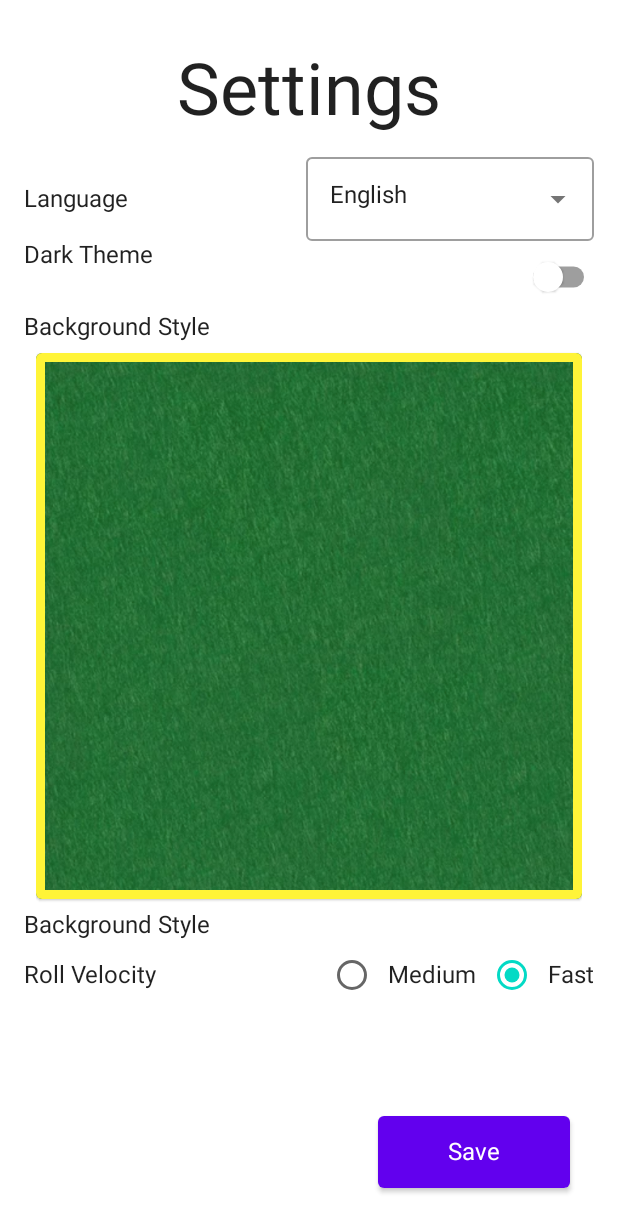
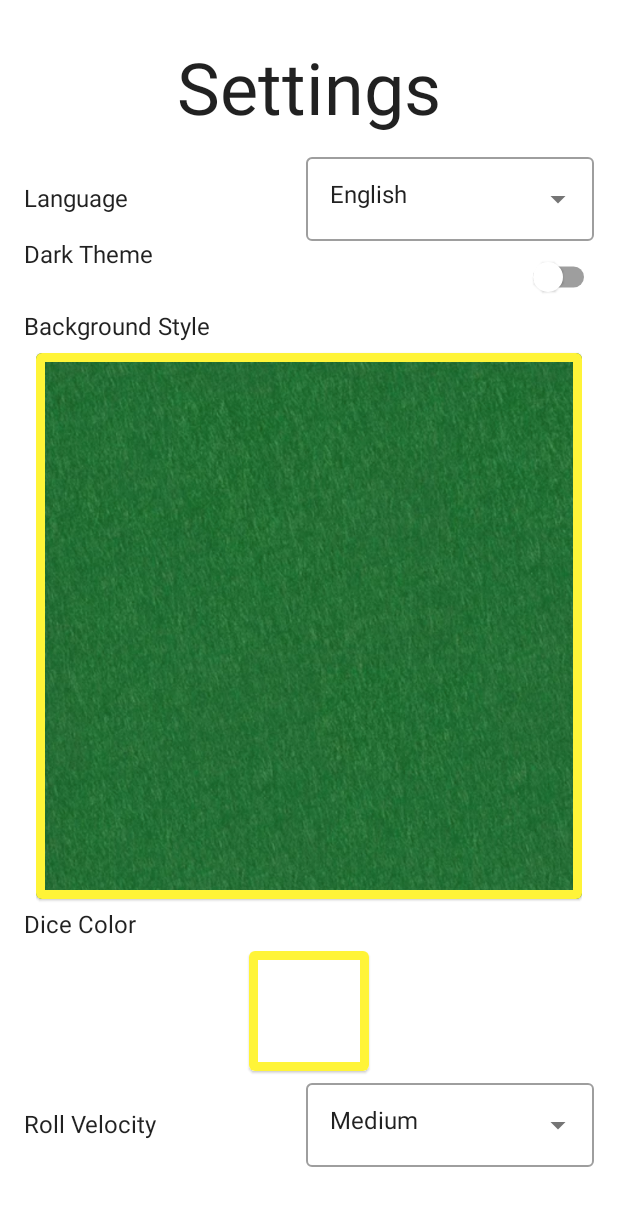
Before and after one commit to lioia/Yahtzee-MP, an Android app built with Jetpack Compose: the screen it shows after launch (MainActivity), after a tap on "Settings", on a phone screen of 412 x 824 dp. Shown: the top 1232 px of the screen. Run offline under Robolectric (Android 15) with nearby library versions, the phone set to English and light mode, and no system bars; our stand-ins replace accompanist.

Commit message:
Play Layout

```diff
--- a/app/build.gradle
+++ b/app/build.gradle
@@ -65,4 +65,6 @@ dependencies {
 
     implementation "androidx.compose.ui:ui-util:$compose_version"
     implementation "com.google.accompanist:accompanist-pager:0.24.9-beta"
+
+    implementation 'io.github.sceneview:sceneview:0.6.0'
 }
--- a/app/src/main/java/me/lioironzello/yahtzee/MainActivity.kt
+++ b/app/src/main/java/me/lioironzello/yahtzee/MainActivity.kt
@@ -1,6 +1,8 @@
 package me.lioironzello.yahtzee
 
+import android.app.ActivityManager
 import android.content.Context
+import android.content.pm.ConfigurationInfo
 import android.os.Bundle
 import androidx.activity.ComponentActivity
 import androidx.activity.compose.setContent
@@ -23,6 +25,16 @@ import java.util.*
 @ExperimentalMaterialApi
 class MainActivity : ComponentActivity() {
     override fun onCreate(savedInstanceState: Bundle?) {
+        // Getting OpenGL ES Version
+        // From https://android.googlesource.com/platform/cts/+/73e3f96/tests/tests/graphics/src/android/opengl/cts/OpenGlEsVersionTest.java
+        val activityManager =
+            applicationContext.getSystemService(Context.ACTIVITY_SERVICE) as ActivityManager
+        val configurationInfo = activityManager.deviceConfigurationInfo
+        val glVersion =
+            if (configurationInfo.reqGlEsVersion != ConfigurationInfo.GL_ES_VERSION_UNDEFINED) {
+                (configurationInfo.reqGlEsVersion and 0xffff0000.toInt()) shr 16
+            } else 1
+
         val sharedPreferences = getSharedPreferences("settings", Context.MODE_PRIVATE)
         // Getting settings from SharedPreferences
         val defaultLanguage =
@@ -34,7 +46,8 @@ class MainActivity : ComponentActivity() {
         resources.configuration.setLocale(Locale(language))
         val backgroundColor = Background.values()[sharedPreferences.getInt("background", 0)]
         val dice = Dice.values()[sharedPreferences.getInt("dice", 0)]
-        val diceVelocity = DiceVelocity.values()[sharedPreferences.getInt("diceVelocity", 1)]
+        var diceVelocity = DiceVelocity.values()[sharedPreferences.getInt("diceVelocity", 0)]
+        if (glVersion != 3 && diceVelocity == DiceVelocity.Slow) diceVelocity = DiceVelocity.Medium
 
         super.onCreate(savedInstanceState)
         setContent {
@@ -45,6 +58,7 @@ class MainActivity : ComponentActivity() {
             settings.background = backgroundColor
             settings.dice = dice
             settings.diceVelocity = diceVelocity
+            settings.glVersion = glVersion
 
             YahtzeeTheme(settings.darkTheme) {
                 // A surface container using the 'background' color from the theme
@@ -60,4 +74,4 @@ class MainActivity : ComponentActivity() {
 }
 
 // TODO(add faster velocity, move to Dice model class)
-enum class DiceVelocity { Medium, Fast }
+enum class DiceVelocity { Slow, Medium, Fast }
--- a/app/src/main/java/me/lioironzello/yahtzee/ui/model/SettingsModel.kt
+++ b/app/src/main/java/me/lioironzello/yahtzee/ui/model/SettingsModel.kt
@@ -49,4 +49,7 @@ class SettingsModel : Parcelable {
         set(value) {
             _diceVelocity.value = value
         }
+
+    @IgnoredOnParcel
+    var glVersion: Int = 1
 }
--- a/app/src/main/java/me/lioironzello/yahtzee/ui/screen/MainLayout.kt
+++ b/app/src/main/java/me/lioironzello/yahtzee/ui/screen/MainLayout.kt
@@ -6,7 +6,6 @@ import androidx.compose.material.icons.Icons
 import androidx.compose.material.icons.outlined.HelpOutline
 import androidx.compose.material.icons.outlined.Settings
 import androidx.compose.runtime.Composable
-import androidx.compose.runtime.MutableState
 import androidx.compose.ui.Alignment
 import androidx.compose.ui.Modifier
 import androidx.compose.ui.res.stringResource
@@ -26,7 +25,7 @@ fun MainLayout(settingsModel: SettingsModel) {
         Screens.Settings -> SettingsLayout(settingsModel)
         Screens.PreviousGames -> TODO()
         Screens.Tutorial -> TODO()
-        Screens.Play -> TODO()
+        Screens.Play -> PlayLayout(settingsModel)
     }
 }
 
@@ -55,7 +54,7 @@ fun Home() {
         )
         Spacer(modifier = Modifier.height(128.dp))
         Button(
-            onClick = { /*TODO*/ }, modifier = Modifier
+            onClick = { ScreenRouter.navigateTo(Screens.Play) }, modifier = Modifier
                 .width(192.dp)
                 .height(64.dp), elevation = ButtonDefaults.elevation(8.dp)
         ) {
--- a/app/src/main/java/me/lioironzello/yahtzee/ui/screen/SettingsLayout.kt
+++ b/app/src/main/java/me/lioironzello/yahtzee/ui/screen/SettingsLayout.kt
@@ -2,10 +2,7 @@ package me.lioironzello.yahtzee.ui.screen
 
 import android.content.Context
 import androidx.activity.compose.BackHandler
-import androidx.compose.foundation.BorderStroke
-import androidx.compose.foundation.Image
-import androidx.compose.foundation.border
-import androidx.compose.foundation.clickable
+import androidx.compose.foundation.*
 import androidx.compose.foundation.layout.*
 import androidx.compose.material.*
 import androidx.compose.runtime.*
@@ -26,6 +23,7 @@ import me.lioironzello.yahtzee.DiceVelocity
 import me.lioironzello.yahtzee.R
 import me.lioironzello.yahtzee.ui.model.SettingsModel
 import me.lioironzello.yahtzee.ui.theme.Background
+import me.lioironzello.yahtzee.ui.theme.Dice
 import kotlin.math.absoluteValue
 
 @ExperimentalPagerApi
@@ -36,6 +34,7 @@ fun SettingsLayout(settingsModel: SettingsModel) {
 
     val languages = mapOf("en" to "English", "it" to "Italiano")
     var languageExpanded by remember { mutableStateOf(false) }
+    var velocityExpanded by remember { mutableStateOf(false) }
 
     val language = rememberSaveable { mutableStateOf(settingsModel.language) }
     val darkTheme = rememberSaveable { mutableStateOf(settingsModel.darkTheme) }
@@ -125,15 +124,10 @@ fun SettingsLayout(settingsModel: SettingsModel) {
                     }
             ) {
                 val bg = Background.values()[page]
-                val border = if (bg == background.value) 6.dp else 0.dp
+                val borderColor = if (bg == background.value) Color(255, 244, 56) else Color.Black
                 Box(
                     modifier = Modifier
-                        .border(
-                            BorderStroke(
-                                border,
-                                Color(255, 244, 56)
-                            )
-                        )
+                        .border(6.dp, borderColor)
                         .clickable { background.value = bg }
                 ) {
                     when (bg) {
@@ -162,70 +156,46 @@ fun SettingsLayout(settingsModel: SettingsModel) {
             }
         }
         // Dice Color
-        Text(stringResource(R.string.background_style), style = MaterialTheme.typography.body1)
-        // TODO(dice color)
-//        HorizontalPager(count = Background.values().size, modifier = Modifier.padding(8.dp)) { page ->
-//            Card(
-//                Modifier
-//                    .graphicsLayer {
-//                        // Calculate the absolute offset for the current page from the
-//                        // scroll position. We use the absolute value which allows us to mirror
-//                        // any effects for both directions
-//                        val pageOffset = calculateCurrentOffsetForPage(page).absoluteValue
-//
-//                        // We animate the scaleX + scaleY, between 85% and 100%
-//                        lerp(
-//                            start = 0.85f,
-//                            stop = 1f,
-//                            fraction = 1f - pageOffset.coerceIn(0f, 1f)
-//                        ).also { scale ->
-//                            scaleX = scale
-//                            scaleY = scale
-//                        }
-//
-//                        // We animate the alpha, between 50% and 100%
-//                        alpha = lerp(
-//                            start = 0.5f,
-//                            stop = 1f,
-//                            fraction = 1f - pageOffset.coerceIn(0f, 1f)
-//                        )
-//                    }
-//            ) {
-//                val bg = Background.values()[page]
-//                val border = if (bg == background.value) 6.dp else 0.dp
-//                Box(
-//                    modifier = Modifier.border(
-//                        BorderStroke(
-//                            border,
-//                            Color(255, 244, 56)
-//                        )
-//                    ).clickable { background.value = bg }
-//                ) {
-//                    when (bg) {
-//                        Background.White -> Image(
-//                            painter = painterResource(R.drawable.green),
-//                            contentDescription = "Green"
-//                        )
-//                        Background.Black -> Image(
-//                            painter = painterResource(R.drawable.green),
-//                            contentDescription = "Green"
-//                        )
-//                        Background.Blue -> Image(
-//                            painter = painterResource(R.drawable.green),
-//                            contentDescription = "Green"
-//                        )
-//                        Background.Green -> Image(
-//                            painter = painterResource(R.drawable.green),
-//                            contentDescription = "Green"
-//                        )
-//                        Background.Wood -> Image(
-//                            painter = painterResource(R.drawable.green),
-//                            contentDescription = "Green"
-//                        )
-//                    }
-//                }
-//            }
-//        }
+        Text(stringResource(R.string.dice_color), style = MaterialTheme.typography.body1)
+        HorizontalPager(count = Dice.values().size, modifier = Modifier.padding(8.dp)) { page ->
+            Card(
+                Modifier
+                    .graphicsLayer {
+                        // Calculate the absolute offset for the current page from the
+                        // scroll position. We use the absolute value which allows us to mirror
+                        // any effects for both directions
+                        val pageOffset = calculateCurrentOffsetForPage(page).absoluteValue
+
+                        // We animate the scaleX + scaleY, between 85% and 100%
+                        lerp(
+                            start = 0.85f,
+                            stop = 1f,
+                            fraction = 1f - pageOffset.coerceIn(0f, 1f)
+                        ).also { scale ->
+                            scaleX = scale
+                            scaleY = scale
+                        }
+
+                        // We animate the alpha, between 50% and 100%
+                        alpha = lerp(
+                            start = 0.5f,
+                            stop = 1f,
+                            fraction = 1f - pageOffset.coerceIn(0f, 1f)
+                        )
+                    }
+            ) {
+                val diceColor = Dice.values()[page]
+//                val border = if (diceColor == dice.value) 6.dp else 0.dp
+                val borderColor = if (diceColor == dice.value) Color(255, 244, 56) else Color.Black
+                Box(
+                    modifier = Modifier
+                        .border(BorderStroke(6.dp, borderColor))
+                        .size(80.dp)
+                        .background(diceColor.color)
+                        .clickable { dice.value = diceColor }
+                )
+            }
+        }
         // Dice Velocity
         Row(
             modifier = Modifier.fillMaxWidth(),
@@ -233,12 +203,32 @@ fun SettingsLayout(settingsModel: SettingsModel) {
             verticalAlignment = Alignment.CenterVertically
         ) {
             Text(stringResource(R.string.roll_velocity), style = MaterialTheme.typography.body1)
-            Row(verticalAlignment = Alignment.CenterVertically) {
-                DiceVelocity.values().forEach {
-                    RadioButton(
-                        selected = diceVelocity.value == it,
-                        onClick = { diceVelocity.value = it })
-                    Text(it.name)
+            ExposedDropdownMenuBox(
+                expanded = velocityExpanded,
+                onExpandedChange = { velocityExpanded = !velocityExpanded }) {
+                OutlinedTextField(
+                    modifier = Modifier.width(192.dp),
+                    value = diceVelocity.value.name,
+                    onValueChange = {},
+                    readOnly = true,
+                    trailingIcon = { ExposedDropdownMenuDefaults.TrailingIcon(expanded = velocityExpanded) },
+                )
+                ExposedDropdownMenu(
+                    expanded = velocityExpanded,
+                    onDismissRequest = { velocityExpanded = false }) {
+                    if (settingsModel.glVersion == 3)
+                        DropdownMenuItem(onClick = {
+                            diceVelocity.value = DiceVelocity.Slow
+                            velocityExpanded = false
+                        }) { Text(stringResource(R.string.slow)) }
+                    DropdownMenuItem(onClick = {
+                        diceVelocity.value = DiceVelocity.Medium
+                        velocityExpanded = false
+                    }) { Text(stringResource(R.string.medium)) }
+                    DropdownMenuItem(onClick = {
+                        diceVelocity.value = DiceVelocity.Fast
+                        velocityExpanded = false
+                    }) { Text(stringResource(R.string.fast)) }
                 }
             }
         }
--- a/app/src/main/java/me/lioironzello/yahtzee/ui/theme/Color.kt
+++ b/app/src/main/java/me/lioironzello/yahtzee/ui/theme/Color.kt
@@ -12,4 +12,8 @@ val Teal200 = Color(0xFF03DAC5)
 enum class Background { White, Black, Blue, Green, Wood }
 
 // Background Color
-enum class Dice { White, Blue, Green, Red, Wood }
+enum class Dice(val color: Color) {
+    White(Color.White), Blue(Color.Blue), Green(Color.Green), Red(
+        Color.Red
+    )
+}
--- a/app/src/main/java/me/lioironzello/yahtzee/ui/theme/Theme.kt
+++ b/app/src/main/java/me/lioironzello/yahtzee/ui/theme/Theme.kt
@@ -2,7 +2,6 @@ package me.lioironzello.yahtzee.ui.theme
 
 import androidx.compose.foundation.isSystemInDarkTheme
 import androidx.compose.material.MaterialTheme
-import androidx.compose.material.Typography
 import androidx.compose.material.darkColors
 import androidx.compose.material.lightColors
 import androidx.compose.runtime.Composable
--- a/app/src/main/res/values/strings.xml
+++ b/app/src/main/res/values/strings.xml
@@ -10,4 +10,8 @@
     <string name="roll_velocity">Roll Velocity</string>
     <string name="save">Save</string>
     <string name="background_style">Background Style</string>
+    <string name="dice_color">Dice Color</string>
+    <string name="slow">Slow</string>
+    <string name="medium">Medium</string>
+    <string name="fast">Fast</string>
 </resources>
--- a/build.gradle
+++ b/build.gradle
@@ -4,8 +4,8 @@ buildscript {
     }
 }// Top-level build file where you can add configuration options common to all sub-projects/modules.
 plugins {
-    id 'com.android.application' version '7.2.0' apply false
-    id 'com.android.library' version '7.2.0' apply false
+    id 'com.android.application' version '7.2.1' apply false
+    id 'com.android.library' version '7.2.1' apply false
     id 'org.jetbrains.kotlin.android' version '1.6.10' apply false
 }
 
```
Also changed, not shown: app/src/main/java/me/lioironzello/yahtzee/ui/model/DiceModel.kt (added, +93 -0 lines), app/src/main/java/me/lioironzello/yahtzee/ui/screen/PlayLayout.kt (added, +310 -0 lines), 2 other files.
